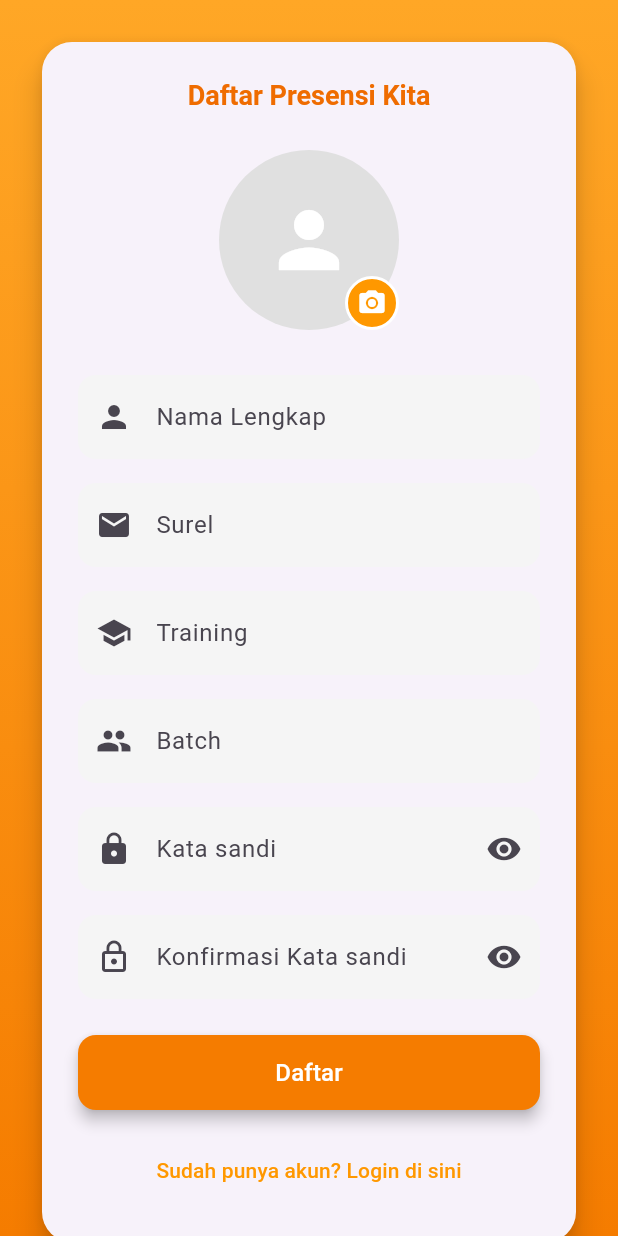
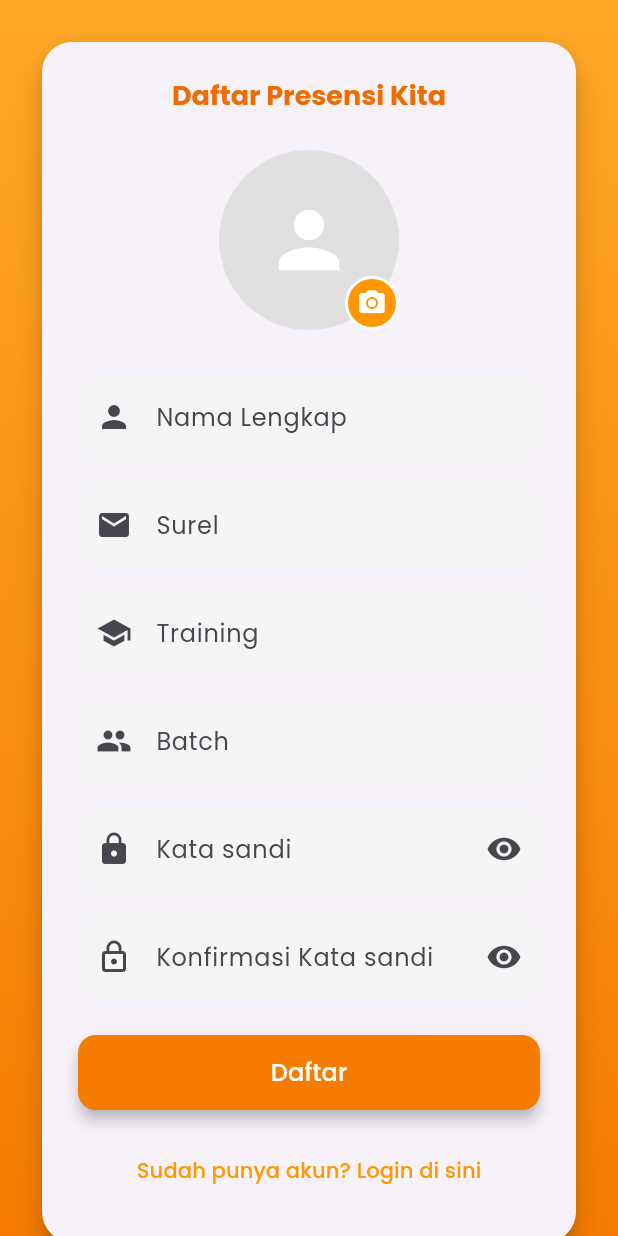
Before and after one commit to gerrybagaskoro/absensi_ppkdjp_b3, a Flutter app: the screen it shows after launch, after a tap on "Masuk", after a tap on "Belum punya akun? Daftar di sini", on a phone screen of 412 x 824 dp. Run offline on Flutter 3.47's test engine with Material 3 defaults, Android fonts, the phone set to English and light mode, and no system bars; our stand-ins replace google_fonts, image_picker.

Commit message:
add google fonts

```diff
--- a/lib/main.dart
+++ b/lib/main.dart
@@ -3,6 +3,7 @@ import 'package:absensi_ppkdjp_b3/views/auth/register_peserta.dart';
 import 'package:absensi_ppkdjp_b3/views/dashboard_peserta.dart';
 import 'package:absensi_ppkdjp_b3/views/splash_screen.dart';
 import 'package:flutter/material.dart';
+import 'package:google_fonts/google_fonts.dart';
 
 void main() {
   runApp(const MyApp());
@@ -15,7 +16,10 @@ class MyApp extends StatelessWidget {
   Widget build(BuildContext context) {
     return MaterialApp(
       title: 'Absensi PPKD',
-      theme: ThemeData(primarySwatch: Colors.orange),
+      theme: ThemeData(
+        primarySwatch: Colors.orange,
+        textTheme: GoogleFonts.poppinsTextTheme(),
+      ),
       initialRoute: '/splash',
       routes: {
         '/login': (context) => const LoginPeserta(),
--- a/pubspec.yaml
+++ b/pubspec.yaml
@@ -32,6 +32,7 @@ dependencies:
   cupertino_icons: ^1.0.8
   flutter:
     sdk: flutter
+  google_fonts: ^6.3.1
   http: ^1.5.0
   image_picker: ^1.2.0
   intl: ^0.20.2
```
Also changed, not shown: lib/widgets/absensi/time_info_card.dart (deleted, +0 -32 lines), pubspec.lock, 1 other file.
